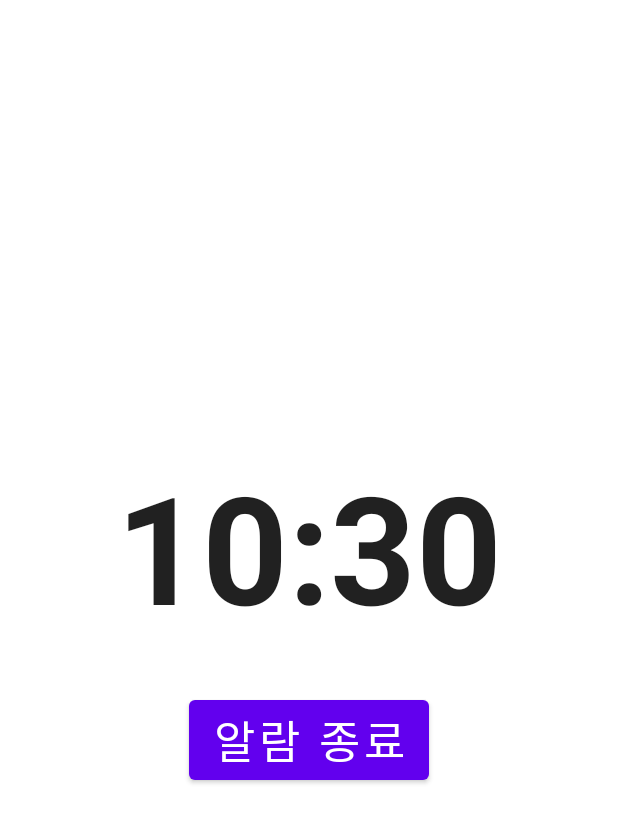
After one commit to zelo0/ReminderAlarm, an Android app: the AlarmRingFragment screen opened directly, with no data from a screen before it, on a phone screen of 412 x 824 dp. The commit adds this screen. Shown: the top 823 px of the screen. Run offline under Robolectric (Android 15) with nearby library versions, the phone set to English and light mode, and no system bars.

Commit message:
알람 울리는 activity에서 fragment 분리

```diff
--- /dev/null
+++ b/app/src/main/java/com/example/reminderalarm/AlarmRingFragment.java
@@ -0,0 +1,68 @@
+package com.example.reminderalarm;
+
+import android.content.Context;
+import android.content.Intent;
+import android.content.SharedPreferences;
+import android.os.Bundle;
+
+import androidx.annotation.NonNull;
+import androidx.annotation.Nullable;
+import androidx.fragment.app.Fragment;
+
+import android.preference.PreferenceManager;
+import android.util.Log;
+import android.view.LayoutInflater;
+import android.view.View;
+import android.view.ViewGroup;
+import android.widget.Button;
+
+import com.example.reminderalarm.databinding.FragmentAlarmRingBinding;
+
+import java.util.Calendar;
+
+
+public class AlarmRingFragment extends Fragment {
+
+    private FragmentAlarmRingBinding binding;
+    private AlarmUtil alarmUtil;
+    private SharedPreferences sharedPref;
+
+    @Override
+    public View onCreateView(LayoutInflater inflater, ViewGroup container,
+                             Bundle savedInstanceState) {
+        binding = FragmentAlarmRingBinding.inflate(inflater, container, false);
+        return binding.getRoot();
+    }
+
+    @Override
+    public void onViewCreated(@NonNull View view, @Nullable Bundle savedInstanceState) {
+
+        super.onViewCreated(view, savedInstanceState);
+
+        alarmUtil = new AlarmUtil(getContext().getApplicationContext());
+
+        sharedPref = PreferenceManager.getDefaultSharedPreferences(getContext());
+
+        /* 알람 종료 버튼 클릭 시 서비스 종료, 다음 매일 알람 예약, 화면 종료 */
+        Button alarmStopBtn = binding.alarmStopBtn;
+        alarmStopBtn.setOnClickListener(v -> {
+
+            // 알람 백그라운드 서비스 종료
+            getActivity().stopService(new Intent(getContext().getApplicationContext(), AlarmService.class));
+
+            // 매일 알람 시간의 다음 알람을 예약
+            int dailyAlarmHourPreference = sharedPref.getInt(getString(R.string.dailyAlarmHour), 7);
+            int dailyAlarmMinutePreference = sharedPref.getInt(getString(R.string.dailyAlarmMinute), 0);
+            Calendar nextAlarmCalendar = alarmUtil.getCalendarOfNextDailyAlarmTime(dailyAlarmHourPreference, dailyAlarmMinutePreference);
+
+            alarmUtil.setNextAlarmCheckingFirstEvent(getChildFragmentManager(), nextAlarmCalendar, false);
+
+            // 화면 종료
+            getActivity().finish();
+        });
+
+        /* 오늘의 일정 받아오기 */
+        CalendarEventManager calendarEventManager = new CalendarEventManager(getContext().getApplicationContext());
+
+    }
+}
--- a/app/src/main/res/layout/activity_alarm_ring.xml
+++ b/app/src/main/res/layout/activity_alarm_ring.xml
@@ -6,30 +6,10 @@
     android:layout_height="match_parent"
     tools:context=".AlarmRingActivity">
 
-    <LinearLayout
+    <fragment
+        android:id="@+id/alarmRingFragment"
         android:layout_width="match_parent"
         android:layout_height="match_parent"
-        android:orientation="vertical"
-        android:gravity="center">
-
-        <TextClock
-            android:id="@+id/clock"
-            android:layout_width="match_parent"
-            android:layout_height="wrap_content"
-            android:format24Hour="hh:mm"
-            android:format12Hour="hh:mm"
-            android:textAlignment="center"
-            android:textSize="100dp"
-            android:textStyle="bold"
-            />
-
-        <Button
-            android:id="@+id/alarmStopBtn"
-            android:layout_width="wrap_content"
-            android:layout_height="wrap_content"
-            android:layout_marginTop="30dp"
-            android:textSize="30dp"
-            android:text="알람 종료" />
-    </LinearLayout>
+        android:name="com.example.reminderalarm.AlarmRingFragment"/>
 
 </androidx.constraintlayout.widget.ConstraintLayout>
--- /dev/null
+++ b/app/src/main/res/layout/fragment_alarm_ring.xml
@@ -0,0 +1,35 @@
+<?xml version="1.0" encoding="utf-8"?>
+<androidx.constraintlayout.widget.ConstraintLayout xmlns:android="http://schemas.android.com/apk/res/android"
+    xmlns:app="http://schemas.android.com/apk/res-auto"
+    xmlns:tools="http://schemas.android.com/tools"
+    android:layout_width="match_parent"
+    android:layout_height="match_parent"
+    tools:context=".AlarmRingActivity">
+
+    <LinearLayout
+        android:layout_width="match_parent"
+        android:layout_height="match_parent"
+        android:orientation="vertical"
+        android:gravity="center">
+
+        <TextClock
+            android:id="@+id/clock"
+            android:layout_width="match_parent"
+            android:layout_height="wrap_content"
+            android:format24Hour="hh:mm"
+            android:format12Hour="hh:mm"
+            android:textAlignment="center"
+            android:textSize="100dp"
+            android:textStyle="bold"
+            />
+
+        <Button
+            android:id="@+id/alarmStopBtn"
+            android:layout_width="wrap_content"
+            android:layout_height="wrap_content"
+            android:layout_marginTop="30dp"
+            android:textSize="30dp"
+            android:text="알람 종료" />
+    </LinearLayout>
+
+</androidx.constraintlayout.widget.ConstraintLayout>
--- a/app/src/main/res/values-land/dimens.xml
+++ b/app/src/main/res/values-land/dimens.xml
@@ -1,3 +1 @@
-<resources>
-    <dimen name="fab_margin">48dp</dimen>
-</resources>
+<resources></resources>
--- a/app/src/main/res/values-w1240dp/dimens.xml
+++ b/app/src/main/res/values-w1240dp/dimens.xml
@@ -1,3 +1 @@
-<resources>
-    <dimen name="fab_margin">200dp</dimen>
-</resources>
+<resources></resources>
--- a/app/src/main/res/values-w600dp/dimens.xml
+++ b/app/src/main/res/values-w600dp/dimens.xml
@@ -1,3 +1 @@
-<resources>
-    <dimen name="fab_margin">48dp</dimen>
-</resources>
+<resources></resources>
--- a/app/src/main/res/values/dimens.xml
+++ b/app/src/main/res/values/dimens.xml
@@ -1,3 +1 @@
-<resources>
-    <dimen name="fab_margin">16dp</dimen>
-</resources>
+<resources></resources>
```
Also changed, not shown: app/src/main/java/com/example/reminderalarm/AlarmRingActivity.java (+4 -23 lines), app/src/main/java/com/example/reminderalarm/AlarmUtil.java (+52 -5 lines), app/src/main/java/com/example/reminderalarm/CalendarEventManager.java (+0 -7 lines), app/src/main/java/com/example/reminderalarm/FirstFragment.java (+4 -3 lines), app/src/main/java/com/example/reminderalarm/MainActivity.java (+0 -51 lines), app/src/main/java/com/example/reminderalarm/ManualAlarmDialogFragment.java (+26 -1 lines), app/src/main/res/values/strings.xml (+3 -6 lines), app/src/main/res/values/themes.xml (+0 -8 lines), app/src/main/res/xml/prefs.xml (deleted, +0 -12 lines).
